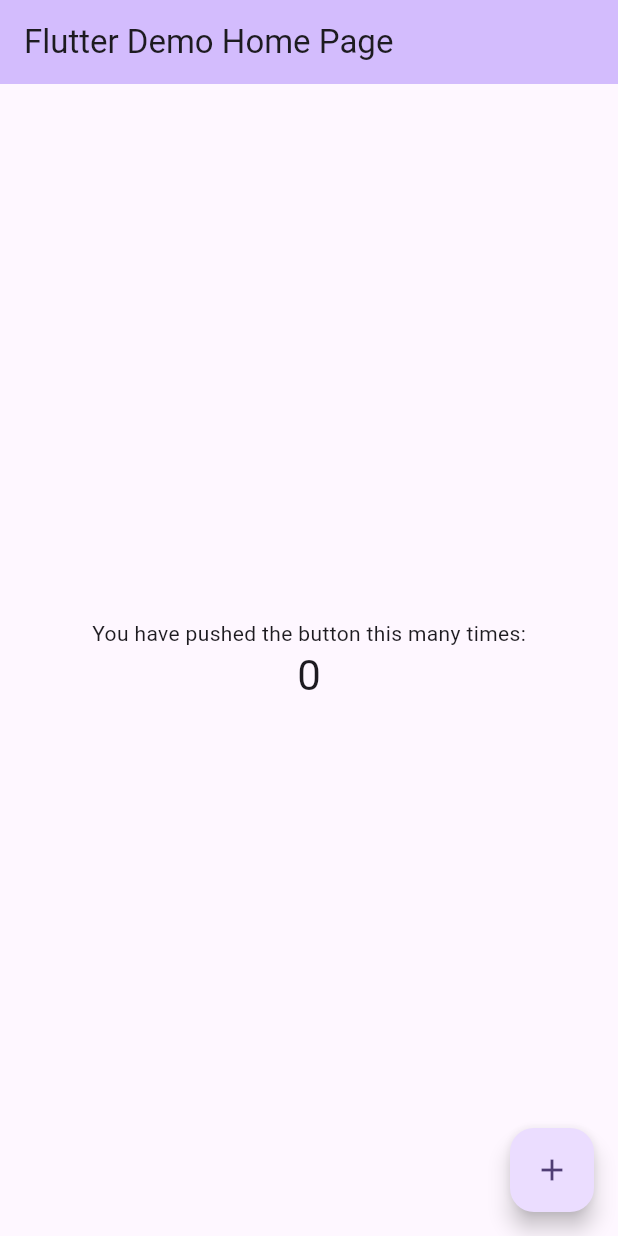
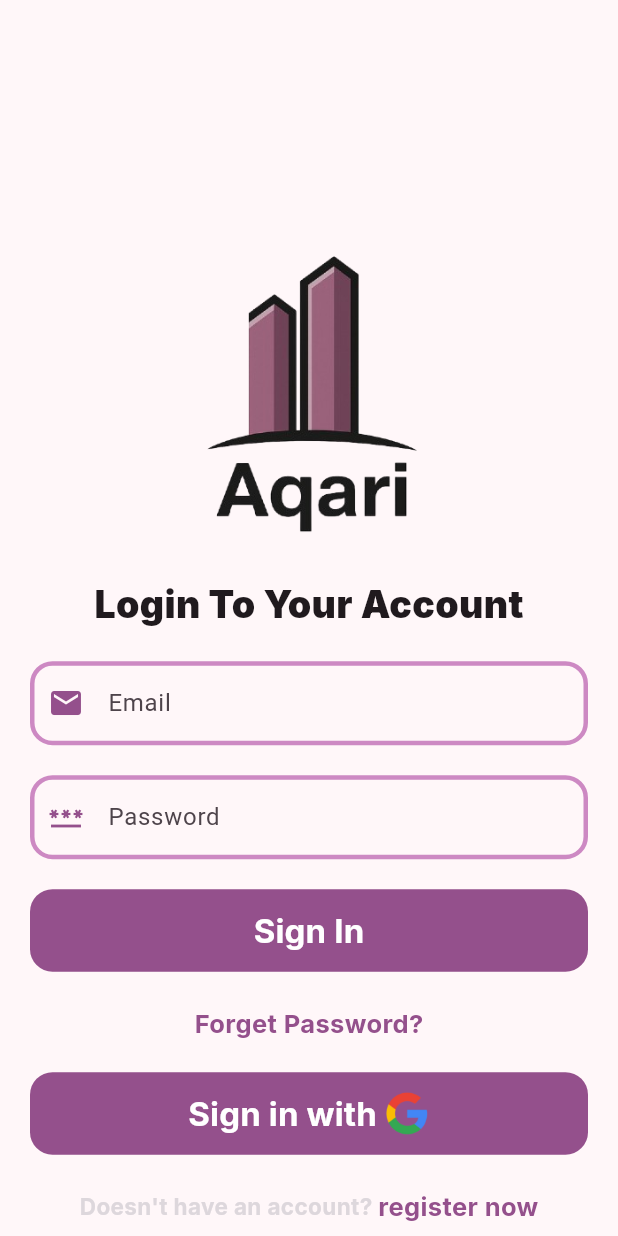
Before and after one commit to HadiAlhamed/flutter-django-real-estate, a Flutter app: the screen it shows after launch, on a phone screen of 412 x 824 dp. Run offline on Flutter 3.47's test engine with Material 3 defaults, Android fonts, the phone set to English and light mode, and no system bars; our stand-ins replace get.

Commit message:
add Login page

```diff
--- a/lib/main.dart
+++ b/lib/main.dart
@@ -1,4 +1,7 @@
 import 'package:flutter/material.dart';
+import 'package:get/get.dart';
+import 'package:real_estate/textstyles/text_colors.dart';
+import 'package:real_estate/views/auth/login.dart';
 
 void main() {
   runApp(const MyApp());
@@ -6,120 +9,21 @@ void main() {
 
 class MyApp extends StatelessWidget {
   const MyApp({super.key});
-
-  // This widget is the root of your application.
   @override
   Widget build(BuildContext context) {
-    return MaterialApp(
-      title: 'Flutter Demo',
+    return GetMaterialApp(
+      debugShowCheckedModeBanner: false,
+      title: 'Real Estate',
       theme: ThemeData(
-        // This is the theme of your application.
-        //
-        // TRY THIS: Try running your application with "flutter run". You'll see
-        // the application has a purple toolbar. Then, without quitting the app,
-        // try changing the seedColor in the colorScheme below to Colors.green
-        // and then invoke "hot reload" (save your changes or press the "hot
-        // reload" button in a Flutter-supported IDE, or press "r" if you used
-        // the command line to start the app).
-        //
-        // Notice that the counter didn't reset back to zero; the application
-        // state is not lost during the reload. To reset the state, use hot
-        // restart instead.
-        //
-        // This works for code too, not just values: Most code changes can be
-        // tested with just a hot reload.
-        colorScheme: ColorScheme.fromSeed(seedColor: Colors.deepPurple),
+        colorScheme: ColorScheme.fromSeed(
+          seedColor: primaryColor,
+        ),
         useMaterial3: true,
       ),
-      home: const MyHomePage(title: 'Flutter Demo Home Page'),
+      initialRoute: '/login',
+      getPages: [
+        GetPage(name: '/login', page: () => Login()),
+      ],
     );
   }
 }
-
-class MyHomePage extends StatefulWidget {
-  const MyHomePage({super.key, required this.title});
-
-  // This widget is the home page of your application. It is stateful, meaning
-  // that it has a State object (defined below) that contains fields that affect
-  // how it looks.
-
-  // This class is the configuration for the state. It holds the values (in this
-  // case the title) provided by the parent (in this case the App widget) and
-  // used by the build method of the State. Fields in a Widget subclass are
-  // always marked "final".
-
-  final String title;
-
-  @override
-  State<MyHomePage> createState() => _MyHomePageState();
-}
-
-class _MyHomePageState extends State<MyHomePage> {
-  int _counter = 0;
-
-  void _incrementCounter() {
-    setState(() {
-      // This call to setState tells the Flutter framework that something has
-      // changed in this State, which causes it to rerun the build method below
-      // so that the display can reflect the updated values. If we changed
-      // _counter without calling setState(), then the build method would not be
-      // called again, and so nothing would appear to happen.
-      _counter++;
-    });
-  }
-
-  @override
-  Widget build(BuildContext context) {
-    // This method is rerun every time setState is called, for instance as done
-    // by the _incrementCounter method above.
-    //
-    // The Flutter framework has been optimized to make rerunning build methods
-    // fast, so that you can just rebuild anything that needs updating rather
-    // than having to individually change instances of widgets.
-    return Scaffold(
-      appBar: AppBar(
-        // TRY THIS: Try changing the color here to a specific color (to
-        // Colors.amber, perhaps?) and trigger a hot reload to see the AppBar
-        // change color while the other colors stay the same.
-        backgroundColor: Theme.of(context).colorScheme.inversePrimary,
-        // Here we take the value from the MyHomePage object that was created by
-        // the App.build method, and use it to set our appbar title.
-        title: Text(widget.title),
-      ),
-      body: Center(
-        // Center is a layout widget. It takes a single child and positions it
-        // in the middle of the parent.
-        child: Column(
-          // Column is also a layout widget. It takes a list of children and
-          // arranges them vertically. By default, it sizes itself to fit its
-          // children horizontally, and tries to be as tall as its parent.
-          //
-          // Column has various properties to control how it sizes itself and
-          // how it positions its children. Here we use mainAxisAlignment to
-          // center the children vertically; the main axis here is the vertical
-          // axis because Columns are vertical (the cross axis would be
-          // horizontal).
-          //
-          // TRY THIS: Invoke "debug painting" (choose the "Toggle Debug Paint"
-          // action in the IDE, or press "p" in the console), to see the
-          // wireframe for each widget.
-          mainAxisAlignment: MainAxisAlignment.center,
-          children: <Widget>[
-            const Text(
-              'You have pushed the button this many times:',
-            ),
-            Text(
-              '$_counter',
-              style: Theme.of(context).textTheme.headlineMedium,
-            ),
-          ],
-        ),
-      ),
-      floatingActionButton: FloatingActionButton(
-        onPressed: _incrementCounter,
-        tooltip: 'Increment',
-        child: const Icon(Icons.add),
-      ), // This trailing comma makes auto-formatting nicer for build methods.
-    );
-  }
-}
--- /dev/null
+++ b/lib/services/my_media_query.dart
@@ -0,0 +1 @@
+import 'package:flutter/material.dart';
--- a/lib/textstyles/styles.dart
+++ /dev/null
@@ -1,10 +0,0 @@
-import 'package:flutter/material.dart';
-
-Color primaryColor = Color(0xFF94508C);
-Color secondryColor = Color(0xFFF4F4F4);
-
-Color blackText = Color(0xFF000000);
-
-Color greyText = Color(0xFFDDD7DC);
-
-Color whiteText = Color(0xFFFFFFFF);
--- /dev/null
+++ b/lib/textstyles/text_colors.dart
@@ -0,0 +1,8 @@
+import 'package:flutter/material.dart';
+
+const Color primaryColor = Color(0xFF94508C);
+const Color primaryColorInactive = Color.fromARGB(255, 205, 137, 195);
+const Color secondryColor = Color(0xFFF4F4F4);
+const Color blackText = Color(0xFF000000);
+const Color greyText = Color(0xFFDDD7DC);
+const Color whiteText = Color(0xFFFFFFFF);
--- /dev/null
+++ b/lib/textstyles/text_styles.dart
@@ -0,0 +1,33 @@
+import 'package:flutter/material.dart';
+import 'package:real_estate/textstyles/text_colors.dart';
+
+const TextStyle h1TitleStyleBlack = TextStyle(
+  fontFamily: "Inter",
+  fontSize: 25,
+  fontWeight: FontWeight.w900,
+);
+const TextStyle h2TitleStylePrimary = TextStyle(
+  fontFamily: "Inter",
+  fontSize: 20,
+  fontWeight: FontWeight.w700,
+  color: primaryColor,
+);
+const TextStyle h3TitleStylePrimary = TextStyle(
+  fontFamily: "Inter",
+  fontSize: 17,
+  fontWeight: FontWeight.w700,
+  color: primaryColor,
+);
+const TextStyle h4TitleStyleGrey = TextStyle(
+  fontFamily: "Inter",
+  fontSize: 15,
+  fontWeight: FontWeight.w700,
+  color: greyText,
+);
+
+const TextStyle buttonTextStyleWhite = TextStyle(
+  fontFamily: "Inter",
+  fontSize: 22,
+  fontWeight: FontWeight.w700,
+  color: whiteText,
+);
--- /dev/null
+++ b/lib/views/auth/login.dart
@@ -0,0 +1,103 @@
+import 'package:flutter/material.dart';
+import 'package:real_estate/textstyles/text_colors.dart';
+import 'package:real_estate/textstyles/text_styles.dart';
+import 'package:real_estate/widgets/my_button.dart';
+import 'package:real_estate/widgets/my_input_field.dart';
+import 'package:real_estate/widgets/my_row_button.dart';
+
+class Login extends StatelessWidget {
+  Login({super.key});
+  final GlobalKey<FormState> formState = GlobalKey<FormState>();
+  @override
+  Widget build(BuildContext context) {
+    final double screenWidth = MediaQuery.sizeOf(context).width;
+    final double screenHeight = MediaQuery.sizeOf(context).height;
+    return Scaffold(
+      body: Container(
+        alignment: Alignment.topCenter,
+        padding: const EdgeInsets.only(left: 20, right: 20),
+        child: SingleChildScrollView(
+          child: Column(
+            children: [
+              Container(
+                margin: EdgeInsets.only(top: screenHeight * 0.2, bottom: 20),
+                height: 200,
+                child: Image.asset(
+                  "assets/images/Aqari_logo_primary_towers.png",
+                  height: double.infinity,
+                  fit: BoxFit.cover,
+                ),
+              ),
+              const Text("Login To Your Account", style: h1TitleStyleBlack),
+              Container(
+                margin: const EdgeInsets.only(top: 20),
+                child: Form(
+                  key: formState,
+                  child: Column(
+                    children: [
+                      MyInputField(
+                        hint: 'Email',
+                        prefixIcon: Icons.email,
+                      ),
+                      MyInputField(
+                        hint: 'Password',
+                        prefixIcon: Icons.password,
+                        isObsecure: true,
+                      ),
+                      MyButton(title: 'Sign In'),
+                      Container(
+                        margin: const EdgeInsets.only(bottom: 20),
+                        child: InkWell(
+                          onTap: () {},
+                          child: const Text(
+                            "Forget Password?",
+                            style: h3TitleStylePrimary,
+                          ),
+                        ),
+                      ),
+                      MyRowButton(
+                        child: Row(
+                          mainAxisAlignment: MainAxisAlignment.center,
+                          children: [
+                            const Text(
+                              "Sign in with ",
+                              style: buttonTextStyleWhite,
+                            ),
+                            SizedBox(
+                              height: 30,
+                              child: Image.asset(
+                                  'assets/images/logos/google_logo.png'),
+                            ),
+                          ],
+                        ),
+                      ),
+                      Container(
+                        margin: const EdgeInsets.only(bottom: 20),
+                        child: Row(
+                          mainAxisAlignment: MainAxisAlignment.center,
+                          children: [
+                            const Text(
+                              "Doesn't have an account? ",
+                              style: h4TitleStyleGrey,
+                            ),
+                            InkWell(
+                              onTap: () {},
+                              child: const Text(
+                                "register now",
+                                style: h3TitleStylePrimary,
+                              ),
+                            ),
+                          ],
+                        ),
+                      )
+                    ],
+                  ),
+                ),
+              ),
+            ],
+          ),
+        ),
+      ),
+    );
+  }
+}
```
Also changed, not shown: pubspec.yaml (+43 -46 lines), lib/views/auth/signup.dart (added), pubspec.lock, 1 other file.
